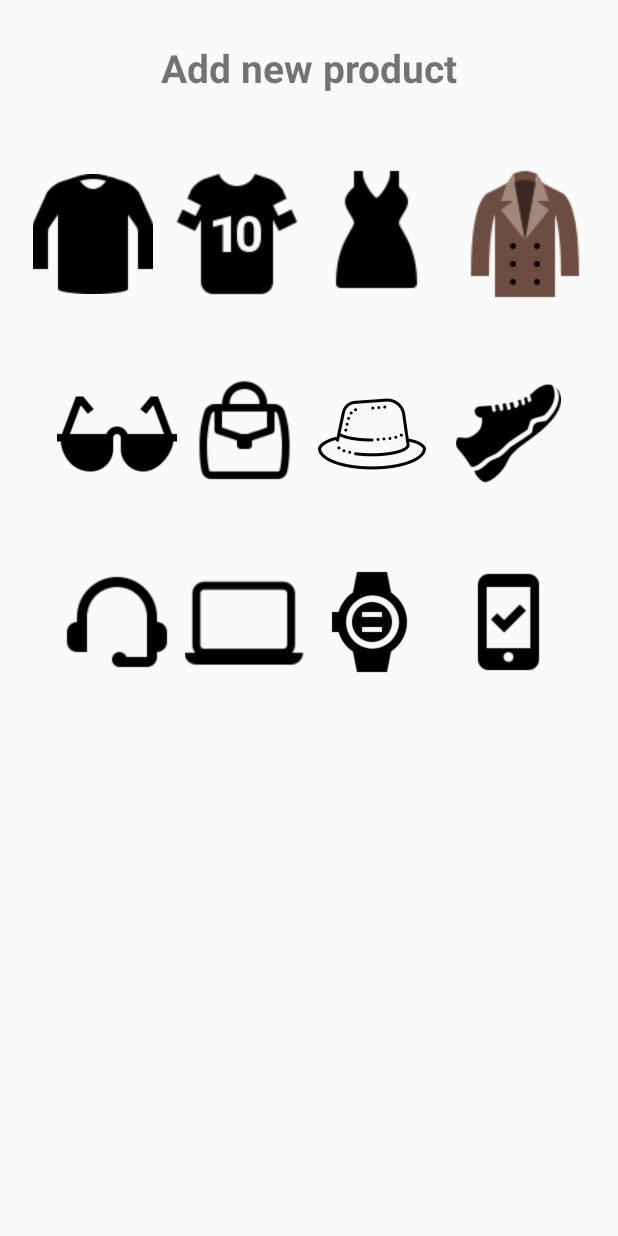
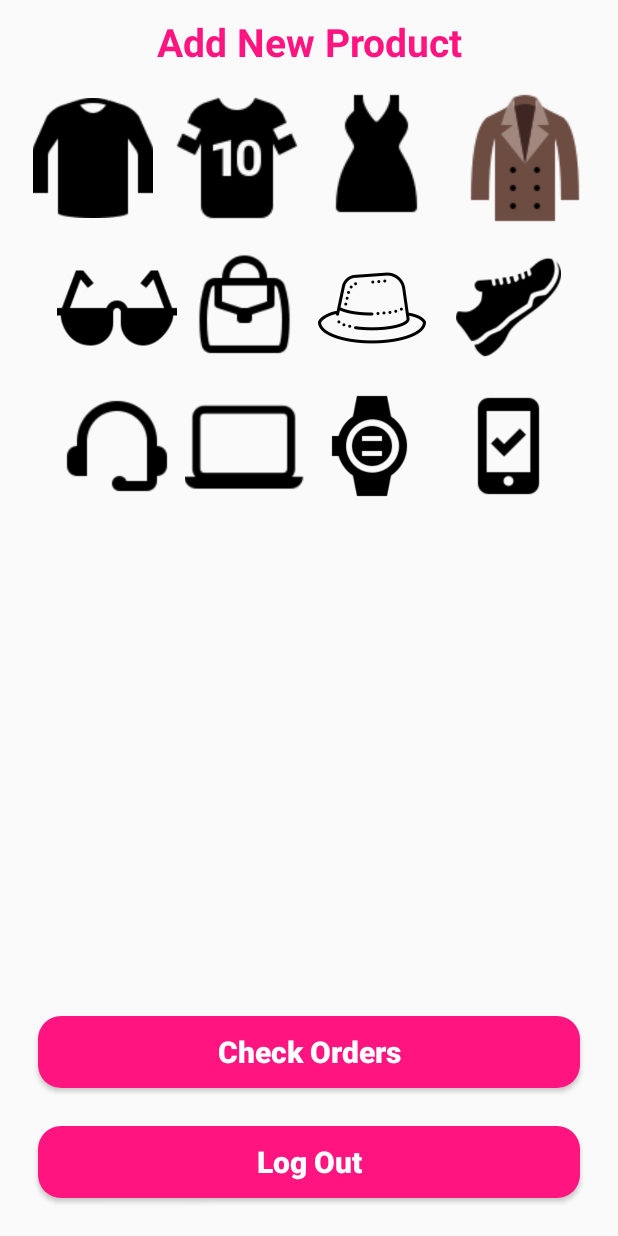
Before and after one commit to woupyie/Thrifty, an Android app: the AdminCategoryActivity screen opened directly, with no data from a screen before it, on a phone screen of 412 x 824 dp. Run offline under Robolectric (Android 15) with nearby library versions, the phone set to English and light mode, and no system bars.

```diff
--- a/app/src/main/AndroidManifest.xml
+++ b/app/src/main/AndroidManifest.xml
@@ -12,7 +12,8 @@
         android:roundIcon="@mipmap/ic_launcher_round"
         android:supportsRtl="true"
         android:theme="@style/AppTheme">
-        <activity android:name=".ConfirmFinalOrderActivity"></activity>
+        <activity android:name=".AdminNewOrdersActivity"></activity>
+        <activity android:name=".ConfirmFinalOrderActivity" />
         <activity android:name=".CartActivity" />
         <activity android:name=".ProductDetailsActivity" />
         <activity android:name=".SettingsActivity" />
--- a/app/src/main/java/com/woupyie/thrifty/AdminCategoryActivity.java
+++ b/app/src/main/java/com/woupyie/thrifty/AdminCategoryActivity.java
@@ -5,6 +5,7 @@ import androidx.appcompat.app.AppCompatActivity;
 import android.content.Intent;
 import android.os.Bundle;
 import android.view.View;
+import android.widget.Button;
 import android.widget.ImageView;
 
 public class AdminCategoryActivity extends AppCompatActivity {
@@ -13,10 +14,35 @@ public class AdminCategoryActivity extends AppCompatActivity {
     private ImageView glasses, hatsCaps, walletsBagsPurses,shoes ;
     private ImageView headPhonesHandsFree, laptops, watches, mobilePhones;
 
+    private Button logoutBtn, checkOrdersBtn;
+
     @Override
     protected void onCreate(Bundle savedInstanceState) {
         super.onCreate(savedInstanceState);
         setContentView(R.layout.activity_admin_category);
+
+        logoutBtn = findViewById(R.id.admin_logout_btn);
+        checkOrdersBtn = findViewById(R.id.check_orders_btn);
+
+        logoutBtn.setOnClickListener(new View.OnClickListener() {
+            @Override
+            public void onClick(View v) {
+                Intent intent = new Intent(AdminCategoryActivity.this, MainActivity.class);
+                intent.addFlags(Intent.FLAG_ACTIVITY_CLEAR_TASK | Intent.FLAG_ACTIVITY_CLEAR_TASK);
+                startActivity(intent);
+                finish();
+
+            }
+        });
+
+        checkOrdersBtn.setOnClickListener(new View.OnClickListener() {
+            @Override
+            public void onClick(View v) {
+                Intent intent = new Intent(AdminCategoryActivity.this, AdminNewOrdersActivity.class);
+                startActivity(intent);
+
+            }
+        });
 
         tShirts = findViewById(R.id.t_shirts);
         sportsTshirts = findViewById(R.id.sports_t_shirts);
--- a/app/src/main/res/layout/activity_admin_category.xml
+++ b/app/src/main/res/layout/activity_admin_category.xml
@@ -13,11 +13,12 @@
         android:layout_height="wrap_content"
         android:layout_alignParentTop="true"
         android:layout_centerHorizontal="true"
-        android:layout_marginTop="27dp"
+        android:layout_marginTop="10dp"
         android:text="@string/slogan_text_hint"
         android:textAlignment="center"
         android:textSize="26sp"
         android:textStyle="bold"
+        android:textColor="@color/colorPrimaryDark"
         />
 
     <LinearLayout
@@ -27,7 +28,7 @@
         android:orientation="horizontal"
         android:layout_centerHorizontal="true"
         android:gravity="center"
-        android:layout_marginTop="45dp"
+        android:layout_marginTop="12dp"
         android:layout_below="@+id/slogan_category"
         >
 
@@ -67,7 +68,7 @@
         android:orientation="horizontal"
         android:layout_centerHorizontal="true"
         android:gravity="center"
-        android:layout_marginTop="45dp"
+        android:layout_marginTop="12dp"
         android:layout_below="@+id/linear1_category_layout"
         >
 
@@ -108,7 +109,7 @@
         android:orientation="horizontal"
         android:layout_centerHorizontal="true"
         android:gravity="center"
-        android:layout_marginTop="45dp"
+        android:layout_marginTop="12dp"
         android:layout_below="@+id/linear2_category_layout"
         >
 
@@ -142,4 +143,32 @@
             />
     </LinearLayout>
 
+    <Button
+        android:id="@+id/check_orders_btn"
+        android:layout_width="match_parent"
+        android:layout_height="wrap_content"
+        android:layout_marginLeft="25dp"
+        android:layout_marginRight="25dp"
+        android:layout_above="@+id/admin_logout_btn"
+        android:background="@drawable/buttons"
+        android:text="Check Orders"
+        android:textSize="20dp"
+        android:textStyle="bold"
+        android:textAllCaps="false"
+        android:textColor="@android:color/white"/>
+
+
+    <Button
+        android:id="@+id/admin_logout_btn"
+        android:layout_width="match_parent"
+        android:layout_height="wrap_content"
+        android:layout_margin="25dp"
+        android:layout_alignParentBottom="true"
+        android:background="@drawable/buttons"
+        android:text="Log Out"
+        android:textSize="20dp"
+        android:textStyle="bold"
+        android:textAllCaps="false"
+        android:textColor="@android:color/white"/>
+
 </RelativeLayout>
--- a/app/src/main/res/values/strings.xml
+++ b/app/src/main/res/values/strings.xml
@@ -10,7 +10,7 @@
     <string name="password_hint">Password</string>
     <string name="phone_number_hint">Phone Number</string>
     <string name="register_txt">Create Account</string>
-    <string name="slogan_text_hint">Add new product</string>
+    <string name="slogan_text_hint">Add New Product</string>
     <string name="title_activity_home">HomeActivity</string>
     <string name="navigation_drawer_open">Open navigation drawer</string>
     <string name="navigation_drawer_close">Close navigation drawer</string>
```
Also changed, not shown: app/src/main/java/com/woupyie/thrifty/AdminNewOrdersActivity.java (added, +14 -0 lines), app/src/main/res/layout/activity_admin_new_orders.xml (added, +10 -0 lines).
